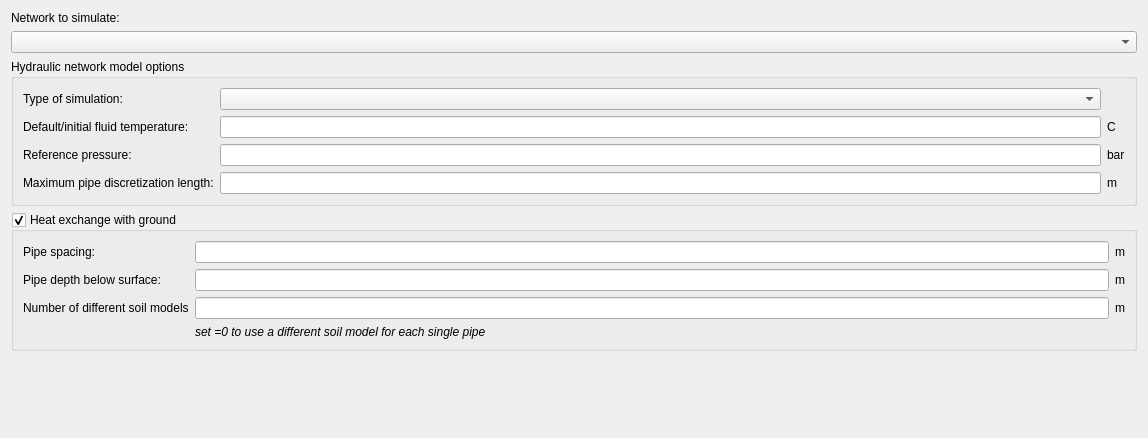
First picture: the form in SIM-VICUS/src/SVSimulationNetworkOptions.ui, repository ghorwin/SIM-VICUS, before the edit.
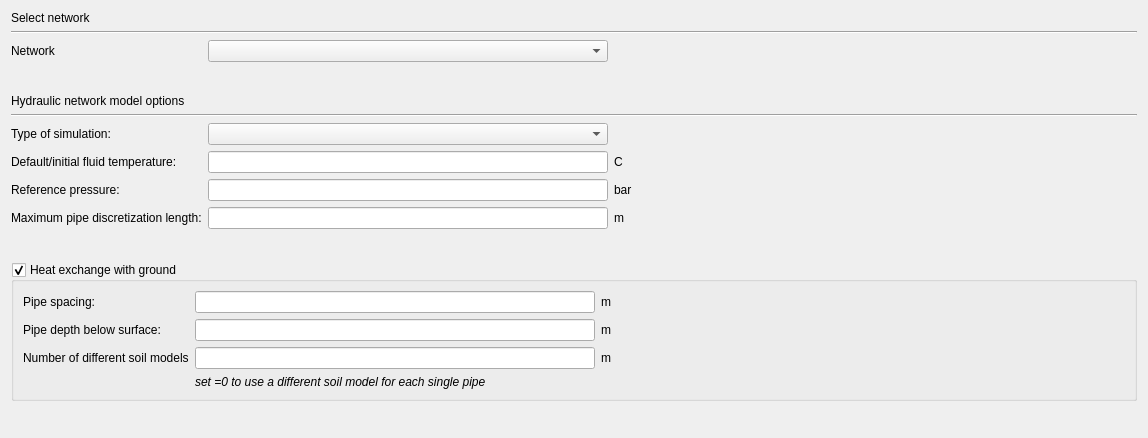
Second picture: the form after the edit. Custom widgets are drawn as their Qt base class.

Patch:
```diff
--- a/SIM-VICUS/src/SVSimulationNetworkOptions.ui
+++ b/SIM-VICUS/src/SVSimulationNetworkOptions.ui
@@ -15,92 +15,205 @@
   </property>
   <layout class="QVBoxLayout" name="verticalLayout">
    <item>
-    <widget class="QLabel" name="label_3">
-     <property name="text">
-      <string>Network to simulate:</string>
-     </property>
-    </widget>
+    <layout class="QGridLayout" name="gridLayout_3">
+     <item row="4" column="0">
+      <widget class="QLabel" name="label">
+       <property name="text">
+        <string>Hydraulic network model options</string>
+       </property>
+      </widget>
+     </item>
+     <item row="2" column="0">
+      <widget class="QLabel" name="label_3">
+       <property name="text">
+        <string>Network </string>
+       </property>
+      </widget>
+     </item>
+     <item row="7" column="0">
+      <widget class="QLabel" name="label_2">
+       <property name="text">
+        <string>Type of simulation:</string>
+       </property>
+      </widget>
+     </item>
+     <item row="3" column="1">
+      <spacer name="verticalSpacer_2">
+       <property name="orientation">
+        <enum>Qt::Vertical</enum>
+       </property>
+       <property name="sizeType">
+        <enum>QSizePolicy::Maximum</enum>
+       </property>
+       <property name="sizeHint" stdset="0">
+        <size>
+         <width>20</width>
+         <height>40</height>
+        </size>
+       </property>
+      </spacer>
+     </item>
+     <item row="7" column="2">
+      <spacer name="horizontalSpacer">
+       <property name="orientation">
+        <enum>Qt::Horizontal</enum>
+       </property>
+       <property name="sizeHint" stdset="0">
+        <size>
+         <width>40</width>
+         <height>20</height>
+        </size>
+       </property>
+      </spacer>
+     </item>
+     <item row="8" column="2">
+      <widget class="QLabel" name="label_11">
+       <property name="text">
+        <string>C</string>
+       </property>
+      </widget>
+     </item>
+     <item row="10" column="0">
+      <widget class="QLabel" name="label_6">
+       <property name="text">
+        <string>Maximum pipe discretization length:</string>
+       </property>
+      </widget>
+     </item>
+     <item row="5" column="0" colspan="3">
+      <widget class="Line" name="line_2">
+       <property name="orientation">
+        <enum>Qt::Horizontal</enum>
+       </property>
+      </widget>
+     </item>
+     <item row="0" column="0">
+      <widget class="QLabel" name="label_17">
+       <property name="text">
+        <string>Select network</string>
+       </property>
+      </widget>
+     </item>
+     <item row="10" column="1">
+      <widget class="QtExt::ValidatingLineEdit" name="lineEditMaxPipeDiscretization">
+       <property name="maximumSize">
+        <size>
+         <width>400</width>
+         <height>16777215</height>
+        </size>
+       </property>
+       <property name="text">
+        <string/>
+       </property>
+      </widget>
+     </item>
+     <item row="9" column="0">
+      <widget class="QLabel" name="label_5">
+       <property name="text">
+        <string>Reference pressure:</string>
+       </property>
+      </widget>
+     </item>
+     <item row="8" column="1">
+      <widget class="QtExt::ValidatingLineEdit" name="lineEditDefaultFluidTemperature">
+       <property name="maximumSize">
+        <size>
+         <width>400</width>
+         <height>16777215</height>
+        </size>
+       </property>
+      </widget>
+     </item>
+     <item row="9" column="2">
+      <widget class="QLabel" name="label_12">
+       <property name="text">
+        <string>bar</string>
+       </property>
+      </widget>
+     </item>
+     <item row="8" column="0">
+      <widget class="QLabel" name="label_4">
+       <property name="text">
+        <string>Default/initial fluid temperature:</string>
+       </property>
+      </widget>
+     </item>
+     <item row="2" column="1">
+      <widget class="QComboBox" name="comboBoxNetwork">
+       <property name="sizePolicy">
+        <sizepolicy hsizetype="Fixed" vsizetype="Fixed">
+         <horstretch>0</horstretch>
+         <verstretch>0</verstretch>
+        </sizepolicy>
+       </property>
+       <property name="minimumSize">
+        <size>
+         <width>400</width>
+         <height>0</height>
+        </size>
+       </property>
+       <property name="maximumSize">
+        <size>
+         <width>400</width>
+         <height>16777215</height>
+        </size>
+       </property>
+      </widget>
+     </item>
+     <item row="9" column="1">
+      <widget class="QtExt::ValidatingLineEdit" name="lineEditReferencePressure">
+       <property name="maximumSize">
+        <size>
+         <width>400</width>
+         <height>16777215</height>
+        </size>
+       </property>
+       <property name="text">
+        <string/>
+       </property>
+      </widget>
+     </item>
+     <item row="10" column="2">
+      <widget class="QLabel" name="label_13">
+       <property name="text">
+        <string>m</string>
+       </property>
+      </widget>
+     </item>
+     <item row="7" column="1">
+      <widget class="QComboBox" name="comboBoxModelType">
+       <property name="maximumSize">
+        <size>
+         <width>400</width>
+         <height>16777215</height>
+        </size>
+       </property>
+      </widget>
+     </item>
+     <item row="1" column="0" colspan="3">
+      <widget class="Line" name="line_3">
+       <property name="orientation">
+        <enum>Qt::Horizontal</enum>
+       </property>
+      </widget>
+     </item>
+    </layout>
    </item>
    <item>
-    <widget class="QComboBox" name="comboBoxNetwork"/>
-   </item>
-   <item>
-    <widget class="QGroupBox" name="groupBoxProperties">
-     <property name="title">
-      <string>Hydraulic network model options</string>
+    <spacer name="verticalSpacer_4">
+     <property name="orientation">
+      <enum>Qt::Vertical</enum>
      </property>
-     <layout class="QGridLayout" name="gridLayout">
-      <item row="2" column="1">
-       <widget class="QtExt::ValidatingLineEdit" name="lineEditDefaultFluidTemperature"/>
-      </item>
-      <item row="1" column="1">
-       <widget class="QComboBox" name="comboBoxModelType"/>
-      </item>
-      <item row="3" column="0">
-       <widget class="QLabel" name="label_5">
-        <property name="text">
-         <string>Reference pressure:</string>
-        </property>
-       </widget>
-      </item>
-      <item row="4" column="1">
-       <widget class="QtExt::ValidatingLineEdit" name="lineEditMaxPipeDiscretization">
-        <property name="text">
-         <string/>
-        </property>
-       </widget>
-      </item>
-      <item row="4" column="0">
-       <widget class="QLabel" name="label_6">
-        <property name="text">
-         <string>Maximum pipe discretization length:</string>
-        </property>
-       </widget>
-      </item>
-      <item row="1" column="0">
-       <widget class="QLabel" name="label_2">
-        <property name="text">
-         <string>Type of simulation:</string>
-        </property>
-       </widget>
-      </item>
-      <item row="2" column="0">
-       <widget class="QLabel" name="label_4">
-        <property name="text">
-         <string>Default/initial fluid temperature:</string>
-        </property>
-       </widget>
-      </item>
-      <item row="3" column="1">
-       <widget class="QtExt::ValidatingLineEdit" name="lineEditReferencePressure">
-        <property name="text">
-         <string/>
-        </property>
-       </widget>
-      </item>
-      <item row="2" column="2">
-       <widget class="QLabel" name="label_11">
-        <property name="text">
-         <string>C</string>
-        </property>
-       </widget>
-      </item>
-      <item row="3" column="2">
-       <widget class="QLabel" name="label_12">
-        <property name="text">
-         <string>bar</string>
-        </property>
-       </widget>
-      </item>
-      <item row="4" column="2">
-       <widget class="QLabel" name="label_13">
-        <property name="text">
-         <string>m</string>
-        </property>
-       </widget>
-      </item>
-     </layout>
-    </widget>
+     <property name="sizeType">
+      <enum>QSizePolicy::Maximum</enum>
+     </property>
+     <property name="sizeHint" stdset="0">
+      <size>
+       <width>20</width>
+       <height>40</height>
+      </size>
+     </property>
+    </spacer>
    </item>
    <item>
     <widget class="QGroupBox" name="groupBoxHeatExchangeWithGround">
@@ -111,69 +224,6 @@
       <bool>true</bool>
      </property>
      <layout class="QGridLayout" name="gridLayout_2">
-      <item row="0" column="0">
-       <widget class="QLabel" name="label_7">
-        <property name="text">
-         <string>Pipe spacing:</string>
-        </property>
-       </widget>
-      </item>
-      <item row="0" column="1">
-       <widget class="QtExt::ValidatingLineEdit" name="lineEditPipeSpacing">
-        <property name="text">
-         <string/>
-        </property>
-       </widget>
-      </item>
-      <item row="0" column="2">
-       <widget class="QLabel" name="label_14">
-        <property name="text">
-         <string>m</string>
-        </property>
-       </widget>
-      </item>
-      <item row="1" column="0">
-       <widget class="QLabel" name="label_8">
-        <property name="text">
-         <string>Pipe depth below surface:</string>
-        </property>
-       </widget>
-      </item>
-      <item row="1" column="1">
-       <widget class="QtExt::ValidatingLineEdit" name="lineEditPipeDepth">
-        <property name="text">
-         <string/>
-        </property>
-       </widget>
-      </item>
-      <item row="1" column="2">
-       <widget class="QLabel" name="label_15">
-        <property name="text">
-         <string>m</string>
-        </property>
-       </widget>
-      </item>
-      <item row="2" column="0">
-       <widget class="QLabel" name="label_9">
-        <property name="text">
-         <string>Number of different soil models</string>
-        </property>
-       </widget>
-      </item>
-      <item row="2" column="1">
-       <widget class="QtExt::ValidatingLineEdit" name="lineEditNumberOfSoilModels">
-        <property name="text">
-         <string/>
-        </property>
-       </widget>
-      </item>
-      <item row="2" column="2">
-       <widget class="QLabel" name="label_16">
-        <property name="text">
-         <string>m</string>
-        </property>
-       </widget>
-      </item>
       <item row="3" column="1" colspan="2">
        <widget class="QLabel" name="label_10">
         <property name="font">
@@ -186,6 +236,100 @@
         </property>
        </widget>
       </item>
+      <item row="0" column="2">
+       <widget class="QLabel" name="label_14">
+        <property name="text">
+         <string>m</string>
+        </property>
+       </widget>
+      </item>
+      <item row="1" column="2">
+       <widget class="QLabel" name="label_15">
+        <property name="text">
+         <string>m</string>
+        </property>
+       </widget>
+      </item>
+      <item row="2" column="1">
+       <widget class="QtExt::ValidatingLineEdit" name="lineEditNumberOfSoilModels">
+        <property name="maximumSize">
+         <size>
+          <width>400</width>
+          <height>16777215</height>
+         </size>
+        </property>
+        <property name="text">
+         <string/>
+        </property>
+       </widget>
+      </item>
+      <item row="2" column="2">
+       <widget class="QLabel" name="label_16">
+        <property name="text">
+         <string>m</string>
+        </property>
+       </widget>
+      </item>
+      <item row="0" column="3">
+       <spacer name="horizontalSpacer_2">
+        <property name="orientation">
+         <enum>Qt::Horizontal</enum>
+        </property>
+        <property name="sizeHint" stdset="0">
+         <size>
+          <width>40</width>
+          <height>20</height>
+         </size>
+        </property>
+       </spacer>
+      </item>
+      <item row="1" column="1">
+       <widget class="QtExt::ValidatingLineEdit" name="lineEditPipeDepth">
+        <property name="maximumSize">
+         <size>
+          <width>400</width>
+          <height>16777215</height>
+         </size>
+        </property>
+        <property name="text">
+         <string/>
+        </property>
+       </widget>
+      </item>
+      <item row="0" column="1">
+       <widget class="QtExt::ValidatingLineEdit" name="lineEditPipeSpacing">
+        <property name="maximumSize">
+         <size>
+          <width>400</width>
+          <height>16777215</height>
+         </size>
+        </property>
+        <property name="text">
+         <string/>
+        </property>
+       </widget>
+      </item>
+      <item row="2" column="0">
+       <widget class="QLabel" name="label_9">
+        <property name="text">
+         <string>Number of different soil models</string>
+        </property>
+       </widget>
+      </item>
+      <item row="1" column="0">
+       <widget class="QLabel" name="label_8">
+        <property name="text">
+         <string>Pipe depth below surface:</string>
+        </property>
+       </widget>
+      </item>
+      <item row="0" column="0">
+       <widget class="QLabel" name="label_7">
+        <property name="text">
+         <string>Pipe spacing:</string>
+        </property>
+       </widget>
+      </item>
      </layout>
     </widget>
    </item>
```
Left out of the diff: 6 changed lines with no effect on the pictures.
